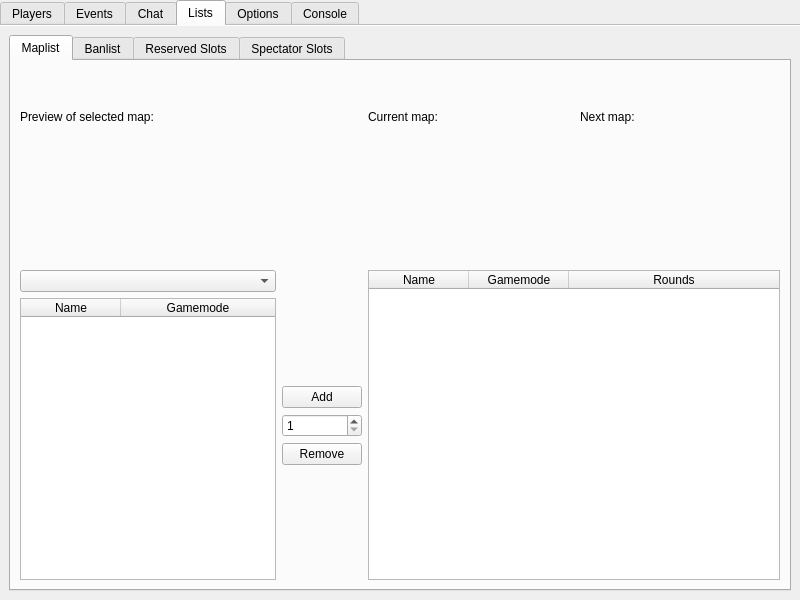
Above: Client/bf4/BF4.ui from OpenRcon/OpenRcon before the change. Below: the same form after it.
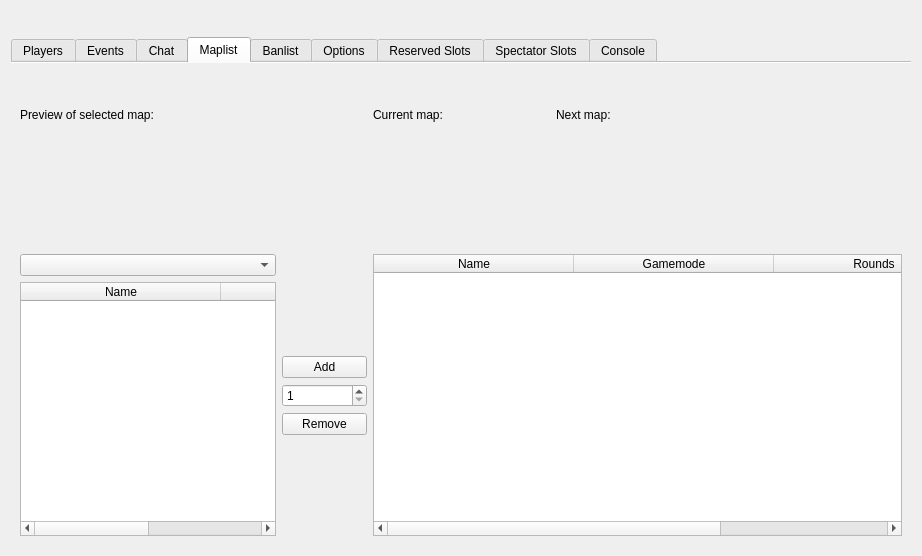
That is the form after the change. The open tabs and pages were chosen to show the change. Icons and pictures are not drawn.

Patch:
```diff
--- a/Client/bf4/BF4.ui
+++ b/Client/bf4/BF4.ui
@@ -1,16 +1,22 @@
 <?xml version="1.0" encoding="UTF-8"?>
 <ui version="4.0">
  <class>BF4</class>
- <widget class="QTabWidget" name="BF4">
+ <widget class="QWidget" name="BF4">
   <property name="geometry">
    <rect>
     <x>0</x>
     <y>0</y>
-    <width>800</width>
-    <height>600</height>
+    <width>922</width>
+    <height>556</height>
    </rect>
   </property>
   <property name="windowTitle">
+   <string>Form</string>
+  </property>
+  <layout class="QGridLayout" name="gridLayout_7">
+   <item row="1" column="0">
+    <widget class="QTabWidget" name="tabWidget">
+     <property name="windowTitle">
    <string/>
   </property>
   <property name="styleSheet">
@@ -137,102 +143,13 @@
     </item>
    </layout>
   </widget>
-  <widget class="QWidget" name="tab_li">
-   <attribute name="title">
-    <string>Lists</string>
-   </attribute>
-   <layout class="QGridLayout" name="gridLayout_6">
-    <item row="1" column="0">
-     <widget class="QTabWidget" name="tabWidget">
-      <property name="currentIndex">
-       <number>0</number>
-      </property>
-      <widget class="QWidget" name="tab_li_ml">
+     <widget class="QWidget" name="tab_ml">
        <attribute name="title">
         <string>Maplist</string>
        </attribute>
-       <layout class="QGridLayout" name="gridLayout_5">
+      <layout class="QGridLayout" name="gridLayout_13">
         <item row="0" column="0">
          <layout class="QGridLayout" name="gridLayout_12">
-          <item row="2" column="3" rowspan="4">
-           <layout class="QVBoxLayout" name="verticalLayout">
-            <item>
-             <spacer name="verticalSpacer">
-              <property name="orientation">
-               <enum>Qt::Vertical</enum>
-              </property>
-              <property name="sizeHint" stdset="0">
-               <size>
-                <width>20</width>
-                <height>40</height>
-               </size>
-              </property>
-             </spacer>
-            </item>
-            <item>
-             <widget class="QPushButton" name="pushButton_li_ml_add">
-              <property name="text">
-               <string>Add</string>
-              </property>
-             </widget>
-            </item>
-            <item>
-             <widget class="QSpinBox" name="spinBox_li_ml_rounds">
-              <property name="minimum">
-               <number>1</number>
-              </property>
-             </widget>
-            </item>
-            <item>
-             <widget class="QPushButton" name="pushButton_li_ml_remove">
-              <property name="text">
-               <string>Remove</string>
-              </property>
-             </widget>
-            </item>
-            <item>
-             <spacer name="verticalSpacer_2">
-              <property name="orientation">
-               <enum>Qt::Vertical</enum>
-              </property>
-              <property name="sizeHint" stdset="0">
-               <size>
-                <width>20</width>
-                <height>40</height>
-               </size>
-              </property>
-             </spacer>
-            </item>
-           </layout>
-          </item>
-          <item row="0" column="7">
-           <widget class="QLabel" name="label_li_ml_nextMapText">
-            <property name="text">
-             <string>Next map:</string>
-            </property>
-           </widget>
-          </item>
-          <item row="0" column="4">
-           <widget class="QLabel" name="label_li_ml_currentMapText">
-            <property name="text">
-             <string>Current map:</string>
-            </property>
-           </widget>
-          </item>
-          <item row="0" column="8" colspan="2">
-           <widget class="QLabel" name="label_li_ml_nextMapValue">
-            <property name="text">
-             <string/>
-            </property>
-           </widget>
-          </item>
-          <item row="0" column="5" colspan="2">
-           <widget class="QLabel" name="label_li_ml_currentMapValue">
-            <property name="text">
-             <string/>
-            </property>
-           </widget>
-          </item>
           <item row="2" column="4" rowspan="4" colspan="6">
            <widget class="QTableWidget" name="tableWidget_li_ml_current">
             <property name="editTriggers">
@@ -256,6 +173,9 @@
             <property name="columnCount">
              <number>3</number>
             </property>
+           <attribute name="horizontalHeaderDefaultSectionSize">
+            <number>200</number>
+           </attribute>
             <attribute name="horizontalHeaderHighlightSections">
              <bool>false</bool>
             </attribute>
@@ -288,37 +208,6 @@
             </column>
            </widget>
           </item>
-          <item row="1" column="4" colspan="6">
-           <layout class="QHBoxLayout" name="horizontalLayout">
-            <item>
-             <widget class="QLabel" name="label_li_ml_currentMapImage">
-              <property name="text">
-               <string/>
-              </property>
-             </widget>
-            </item>
-            <item>
-             <widget class="QLabel" name="label_li_ml_nextMapImage">
-              <property name="text">
-               <string/>
-              </property>
-             </widget>
-            </item>
-            <item>
-             <spacer name="horizontalSpacer">
-              <property name="orientation">
-               <enum>Qt::Horizontal</enum>
-              </property>
-              <property name="sizeHint" stdset="0">
-               <size>
-                <width>40</width>
-                <height>20</height>
-               </size>
-              </property>
-             </spacer>
-            </item>
-           </layout>
-          </item>
           <item row="1" column="0" colspan="3">
            <layout class="QHBoxLayout" name="horizontalLayout_2">
             <item>
@@ -349,13 +238,6 @@
             </item>
            </layout>
           </item>
-          <item row="0" column="0" colspan="3">
-           <widget class="QLabel" name="label_li_ml_avaliableMapText">
-            <property name="text">
-             <string>Preview of selected map:</string>
-            </property>
-           </widget>
-          </item>
           <item row="2" column="0" colspan="3">
            <widget class="QComboBox" name="comboBox_li_ml_gameMode"/>
           </item>
@@ -373,6 +255,9 @@
             <property name="showGrid">
              <bool>false</bool>
             </property>
+           <attribute name="horizontalHeaderDefaultSectionSize">
+            <number>200</number>
+           </attribute>
             <attribute name="horizontalHeaderHighlightSections">
              <bool>false</bool>
             </attribute>
@@ -403,29 +288,132 @@
             </column>
            </widget>
           </item>
-         </layout>
-        </item>
-       </layout>
-      </widget>
-      <widget class="QWidget" name="tab_li_bl">
+         <item row="2" column="3" rowspan="4">
+          <layout class="QVBoxLayout" name="verticalLayout">
+           <item>
+            <spacer name="verticalSpacer">
+             <property name="orientation">
+              <enum>Qt::Vertical</enum>
+             </property>
+             <property name="sizeHint" stdset="0">
+              <size>
+               <width>20</width>
+               <height>40</height>
+              </size>
+             </property>
+            </spacer>
+           </item>
+           <item>
+            <widget class="QPushButton" name="pushButton_ml_add">
+             <property name="text">
+              <string>Add</string>
+             </property>
+            </widget>
+           </item>
+           <item>
+            <widget class="QSpinBox" name="spinBox_ml_rounds">
+             <property name="minimum">
+              <number>1</number>
+             </property>
+            </widget>
+           </item>
+           <item>
+            <widget class="QPushButton" name="pushButton_ml_remove">
+             <property name="text">
+              <string>Remove</string>
+             </property>
+            </widget>
+           </item>
+           <item>
+            <spacer name="verticalSpacer_2">
+             <property name="orientation">
+              <enum>Qt::Vertical</enum>
+             </property>
+             <property name="sizeHint" stdset="0">
+              <size>
+               <width>20</width>
+               <height>40</height>
+              </size>
+             </property>
+            </spacer>
+           </item>
+          </layout>
+         </item>
+         <item row="0" column="5">
+          <widget class="QLabel" name="label_ml_currentMapValue">
+           <property name="text">
+            <string/>
+           </property>
+          </widget>
+         </item>
+         <item row="0" column="6">
+          <widget class="QLabel" name="label_ml_nextMapText">
+           <property name="text">
+            <string>Next map:</string>
+           </property>
+          </widget>
+         </item>
+         <item row="0" column="4">
+          <widget class="QLabel" name="label_ml_currentMapText">
+           <property name="text">
+            <string>Current map:</string>
+           </property>
+          </widget>
+         </item>
+         <item row="0" column="0" colspan="3">
+          <widget class="QLabel" name="label_ml_avaliableMapText">
+           <property name="text">
+            <string>Preview of selected map:</string>
+           </property>
+          </widget>
+         </item>
+         <item row="1" column="4" colspan="6">
+          <layout class="QHBoxLayout" name="horizontalLayout_4">
+           <item>
+            <widget class="QLabel" name="label_ml_currentMapImage">
+             <property name="text">
+              <string/>
+             </property>
+            </widget>
+           </item>
+           <item>
+            <widget class="QLabel" name="label_ml_nextMapImage">
+             <property name="text">
+              <string/>
+             </property>
+            </widget>
+           </item>
+           <item>
+            <spacer name="horizontalSpacer">
+             <property name="orientation">
+              <enum>Qt::Horizontal</enum>
+             </property>
+             <property name="sizeHint" stdset="0">
+              <size>
+               <width>40</width>
+               <height>20</height>
+              </size>
+             </property>
+            </spacer>
+           </item>
+          </layout>
+         </item>
+         <item row="0" column="7" colspan="3">
+          <widget class="QLabel" name="label_ml_nextMapValue">
+           <property name="text">
+            <string/>
+           </property>
+          </widget>
+         </item>
+        </layout>
+       </item>
+      </layout>
+     </widget>
+     <widget class="QWidget" name="tab_bl">
        <attribute name="title">
         <string>Banlist</string>
        </attribute>
       </widget>
-      <widget class="QWidget" name="tab_li_rs">
-       <attribute name="title">
-        <string>Reserved Slots</string>
-       </attribute>
-      </widget>
-      <widget class="QWidget" name="tab_li_ss">
-       <attribute name="title">
-        <string>Spectator Slots</string>
-       </attribute>
-      </widget>
-     </widget>
-    </item>
-   </layout>
-  </widget>
   <widget class="QWidget" name="tab_op">
    <attribute name="title">
     <string>Options</string>
@@ -507,6 +495,16 @@
     </item>
    </layout>
   </widget>
+     <widget class="QWidget" name="tab_rs">
+      <attribute name="title">
+       <string>Reserved Slots</string>
+      </attribute>
+     </widget>
+     <widget class="QWidget" name="tab_ss">
+      <attribute name="title">
+       <string>Spectator Slots</string>
+      </attribute>
+     </widget>
   <widget class="QWidget" name="tab_co">
    <attribute name="title">
     <string>Console</string>
@@ -587,9 +585,54 @@
    </layout>
   </widget>
  </widget>
- <tabstops>
-  <tabstop>treeWidget_pl_playerList</tabstop>
- </tabstops>
+   </item>
+   <item row="0" column="0">
+    <layout class="QHBoxLayout" name="horizontalLayout_3">
+     <item>
+      <widget class="QLabel" name="label_serverInfo_level">
+       <property name="text">
+        <string/>
+       </property>
+      </widget>
+     </item>
+     <item>
+      <widget class="QLabel" name="label_serverInfo_players">
+       <property name="text">
+        <string/>
+       </property>
+      </widget>
+     </item>
+     <item>
+      <widget class="QLabel" name="label_serverInfo_upTime">
+       <property name="text">
+        <string/>
+       </property>
+      </widget>
+     </item>
+     <item>
+      <widget class="QLabel" name="label_serverInfo_round">
+       <property name="text">
+        <string/>
+       </property>
+      </widget>
+     </item>
+     <item>
+      <spacer name="horizontalSpacer_4">
+       <property name="orientation">
+        <enum>Qt::Horizontal</enum>
+       </property>
+       <property name="sizeHint" stdset="0">
+        <size>
+         <width>40</width>
+         <height>20</height>
+        </size>
+       </property>
+      </spacer>
+     </item>
+    </layout>
+   </item>
+  </layout>
+ </widget>
  <resources>
   <include location="../OpenRcon.qrc"/>
  </resources>
```
Left out of the diff: 40 changed lines with no effect on the pictures. Lines whose indentation alone changed are shown as unchanged.
